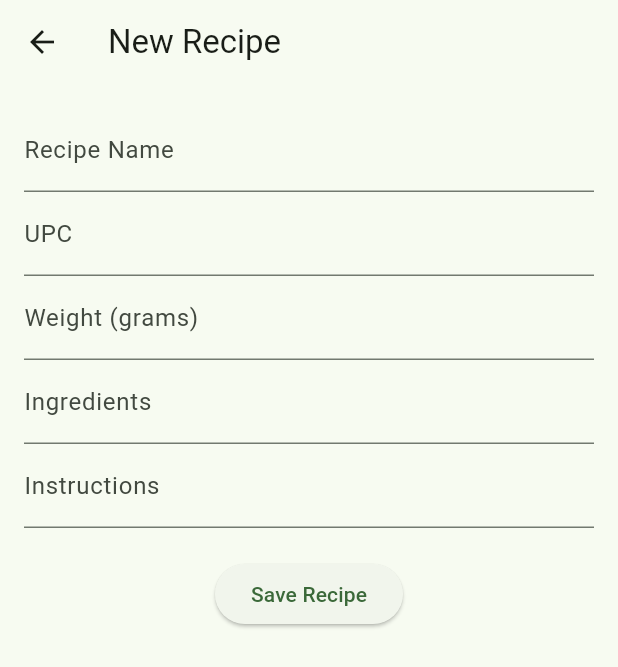
After one commit to beckejo/cookbookkeeper-v2, a Flutter app: the screen it shows after launch, after a tap on "New Recipe", on a phone screen of 412 x 824 dp. The commit adds this screen. Shown: the top 667 px of the screen. Run offline on Flutter 3.47's test engine with Material 3 defaults, Android fonts, the phone set to English and light mode, and no system bars.

Commit message:
Add New Recipe and Saved Recipes screens; update main navigation

```diff
--- a/cookbookkeeperv2/lib/main.dart
+++ b/cookbookkeeperv2/lib/main.dart
@@ -1,4 +1,6 @@
 import 'package:flutter/material.dart';
+import 'new_recipe_screen.dart';
+import 'saved_recipes_screen.dart';
 
 void main() {
   runApp(const MyApp());
@@ -7,7 +9,6 @@ void main() {
 class MyApp extends StatelessWidget {
   const MyApp({super.key});
 
-  // This widget is the root of your application.
   @override
   Widget build(BuildContext context) {
     return MaterialApp(
@@ -24,15 +25,6 @@ class MyApp extends StatelessWidget {
 class MyHomePage extends StatefulWidget {
   const MyHomePage({super.key, required this.title});
 
-  // This widget is the home page of your application. It is stateful, meaning
-  // that it has a State object (defined below) that contains fields that affect
-  // how it looks.
-
-  // This class is the configuration for the state. It holds the values (in this
-  // case the title) provided by the parent (in this case the App widget) and
-  // used by the build method of the State. Fields in a Widget subclass are
-  // always marked "final".
-
   final String title;
 
   @override
@@ -40,71 +32,48 @@ class MyHomePage extends StatefulWidget {
 }
 
 class _MyHomePageState extends State<MyHomePage> {
-  int _counter = 0;
+  void _navigateToNewRecipeScreen() {
+    Navigator.push(
+      context,
+      MaterialPageRoute(builder: (context) => const NewRecipeScreen()),
+    );
+  }
 
-  void _incrementCounter() {
-    setState(() {
-      // This call to setState tells the Flutter framework that something has
-      // changed in this State, which causes it to rerun the build method below
-      // so that the display can reflect the updated values. If we changed
-      // _counter without calling setState(), then the build method would not be
-      // called again, and so nothing would appear to happen.
-      _counter++;
-    });
+  void _navigateToSavedRecipesScreen() {
+    Navigator.push(
+      context,
+      MaterialPageRoute(builder: (context) => const SavedRecipesScreen()),
+    );
   }
 
   @override
   Widget build(BuildContext context) {
-    // This method is rerun every time setState is called, for instance as done
-    // by the _incrementCounter method above.
-    //
-    // The Flutter framework has been optimized to make rerunning build methods
-    // fast, so that you can just rebuild anything that needs updating rather
-    // than having to individually change instances of widgets.
     return Scaffold(
       appBar: AppBar(
-        // TRY THIS: Try changing the color here to a specific color (to
-        // Colors.amber, perhaps?) and trigger a hot reload to see the AppBar
-        // change color while the other colors stay the same.
         backgroundColor: Theme.of(context).colorScheme.inversePrimary,
-        // Here we take the value from the MyHomePage object that was created by
-        // the App.build method, and use it to set our appbar title.
         title: Text(widget.title),
       ),
       body: Center(
-        // Center is a layout widget. It takes a single child and positions it
-        // in the middle of the parent.
         child: Column(
-          // Column is also a layout widget. It takes a list of children and
-          // arranges them vertically. By default, it sizes itself to fit its
-          // children horizontally, and tries to be as tall as its parent.
-          //
-          // Column has various properties to control how it sizes itself and
-          // how it positions its children. Here we use mainAxisAlignment to
-          // center the children vertically; the main axis here is the vertical
-          // axis because Columns are vertical (the cross axis would be
-          // horizontal).
-          //
-          // TRY THIS: Invoke "debug painting" (choose the "Toggle Debug Paint"
-          // action in the IDE, or press "p" in the console), to see the
-          // wireframe for each widget.
           mainAxisAlignment: MainAxisAlignment.center,
           children: <Widget>[
             const Text(
-              'You have added this many meals:',
+              'Welcome to Cookbook Keeper',
+              style: TextStyle(fontSize: 24, fontWeight: FontWeight.bold),
             ),
-            Text(
-              '$_counter',
-              style: Theme.of(context).textTheme.headlineMedium,
+            const SizedBox(height: 20),
+            ElevatedButton(
+              onPressed: _navigateToNewRecipeScreen,
+              child: const Text('New Recipe'),
+            ),
+            const SizedBox(height: 10),
+            ElevatedButton(
+              onPressed: _navigateToSavedRecipesScreen,
+              child: const Text('Saved Recipes'),
             ),
           ],
         ),
       ),
-      floatingActionButton: FloatingActionButton(
-        onPressed: _incrementCounter,
-        tooltip: 'Add New Meal',
-        child: const Icon(Icons.add),
-      ), // This trailing comma makes auto-formatting nicer for build methods.
     );
   }
 }
--- /dev/null
+++ b/cookbookkeeperv2/lib/new_recipe_screen.dart
@@ -0,0 +1,55 @@
+import 'package:flutter/material.dart';
+
+class NewRecipeScreen extends StatelessWidget {
+  const NewRecipeScreen({super.key});
+
+  @override
+  Widget build(BuildContext context) {
+    return Scaffold(
+      appBar: AppBar(
+        title: const Text('New Recipe'),
+      ),
+      body: Padding(
+        padding: const EdgeInsets.all(16.0),
+        child: Column(
+          children: <Widget>[
+            TextField(
+              decoration: const InputDecoration(
+                labelText: 'Recipe Name',
+              ),
+            ),
+            TextField(
+              decoration: const InputDecoration(
+                labelText: 'UPC',
+              ),
+              keyboardType: TextInputType.number,
+            ),
+            TextField(
+              decoration: const InputDecoration(
+                labelText: 'Weight (grams)',
+              ),
+              keyboardType: TextInputType.number,
+            ),
+            TextField(
+              decoration: const InputDecoration(
+                labelText: 'Ingredients',
+              ),
+            ),
+            TextField(
+              decoration: const InputDecoration(
+                labelText: 'Instructions',
+              ),
+            ),
+            const SizedBox(height: 20),
+            ElevatedButton(
+              onPressed: () {
+                // Handle save recipe logic here
+              },
+              child: const Text('Save Recipe'),
+            ),
+          ],
+        ),
+      ),
+    );
+  }
+}
```
Also changed, not shown: cookbookkeeperv2/lib/saved_recipes_screen.dart (added, +25 -0 lines).
